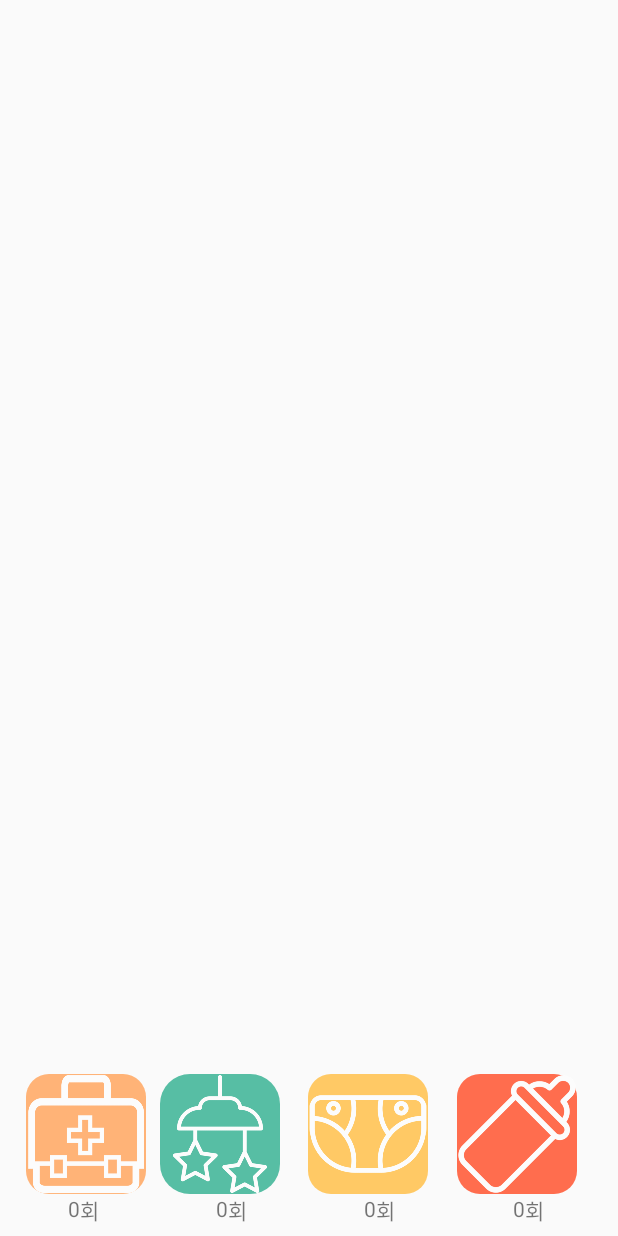
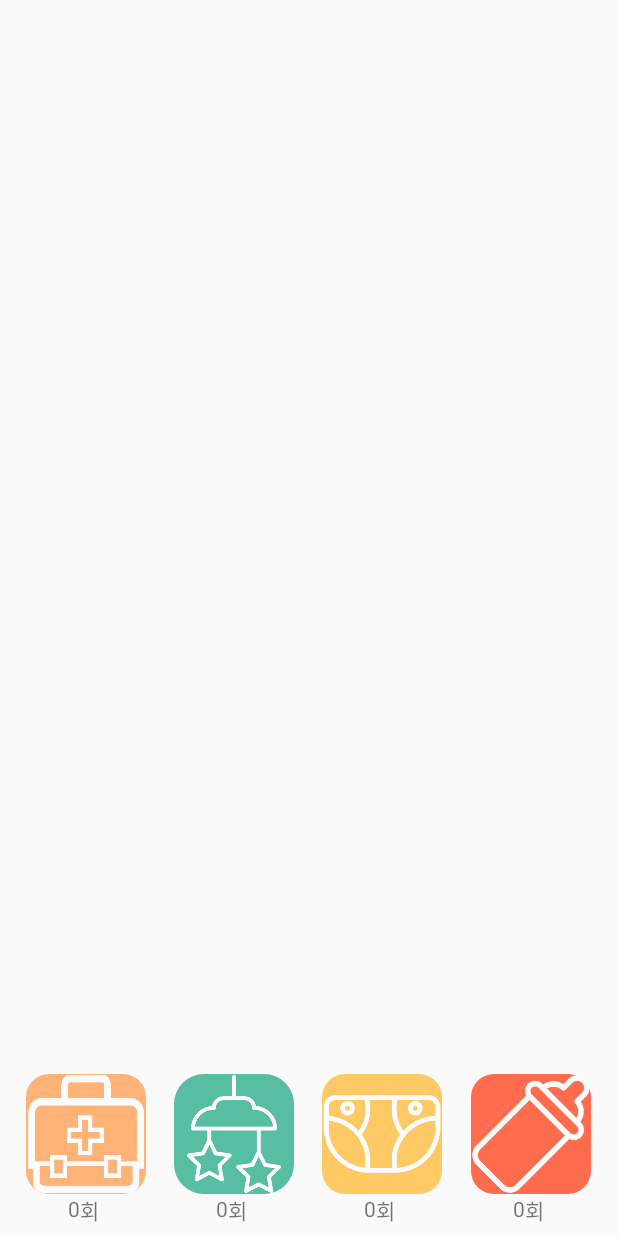
Before and after one commit to TaesunAndNunas/android, an Android app: the layout widget.xml on its own in the app's theme, with its tools: preview values and no code run, on a phone screen of 412 x 824 dp. Run offline under Robolectric (Android 15) with nearby library versions, the phone set to English and light mode, and no system bars.

```diff
--- a/app/src/main/res/layout/activity_main.xml
+++ b/app/src/main/res/layout/activity_main.xml
@@ -34,7 +34,7 @@
             >
 
             <ImageButton
-                android:src="@drawable/medicine2_white"
+                android:src="@drawable/white_medicine"
                 android:layout_width="80dp"
                 android:layout_height="0dp"
                 android:id="@+id/imageButton"
@@ -129,7 +129,7 @@
             >
 
             <ImageButton
-                android:src="@drawable/diaper2_white"
+                android:src="@drawable/white_diaper"
                 android:layout_width="80dp"
                 android:layout_height="0dp"
                 android:id="@+id/imageButton3"
@@ -172,7 +172,7 @@
             android:layout_weight="1">
 
             <ImageButton
-                android:src="@drawable/milk2_white"
+                android:src="@drawable/white_milk"
                 android:layout_width="80dp"
                 android:layout_height="0dp"
                 android:id="@+id/imageButton4"
--- a/app/src/main/res/layout/widget.xml
+++ b/app/src/main/res/layout/widget.xml
@@ -10,7 +10,8 @@
         android:layout_width="match_parent"
         android:layout_height="100dp"
         android:background="#00000000"
-        android:layout_gravity="bottom">
+        android:layout_gravity="bottom"
+        android:gravity="center">
 
         <LinearLayout
             android:orientation="vertical"
@@ -71,7 +72,8 @@
                 android:padding="0sp"
                 android:scaleType="fitCenter"
                 android:background="@drawable/sleep_round"
-                android:layout_weight="8" />
+                android:layout_weight="8"
+                android:layout_gravity="center_horizontal" />
 
             <LinearLayout
                 android:orientation="horizontal"
@@ -113,7 +115,8 @@
                 android:padding="0sp"
                 android:scaleType="fitCenter"
                 android:background="@drawable/diaper_round"
-                android:layout_weight="8" />
+                android:layout_weight="8"
+                android:layout_gravity="center_horizontal" />
 
             <LinearLayout
                 android:orientation="horizontal"
@@ -156,7 +159,8 @@
                 android:padding="0sp"
                 android:scaleType="fitCenter"
                 android:background="@drawable/milk_round"
-                android:layout_weight="8" />
+                android:layout_weight="8"
+                android:layout_gravity="center_horizontal" />
 
             <LinearLayout
                 android:orientation="horizontal"
```
Also changed, not shown: app/src/main/java/test/chart/hyes/imfine_04/Event.java (+10 -0 lines), app/src/main/java/test/chart/hyes/imfine_04/EventAdapter.java (+31 -22 lines).
